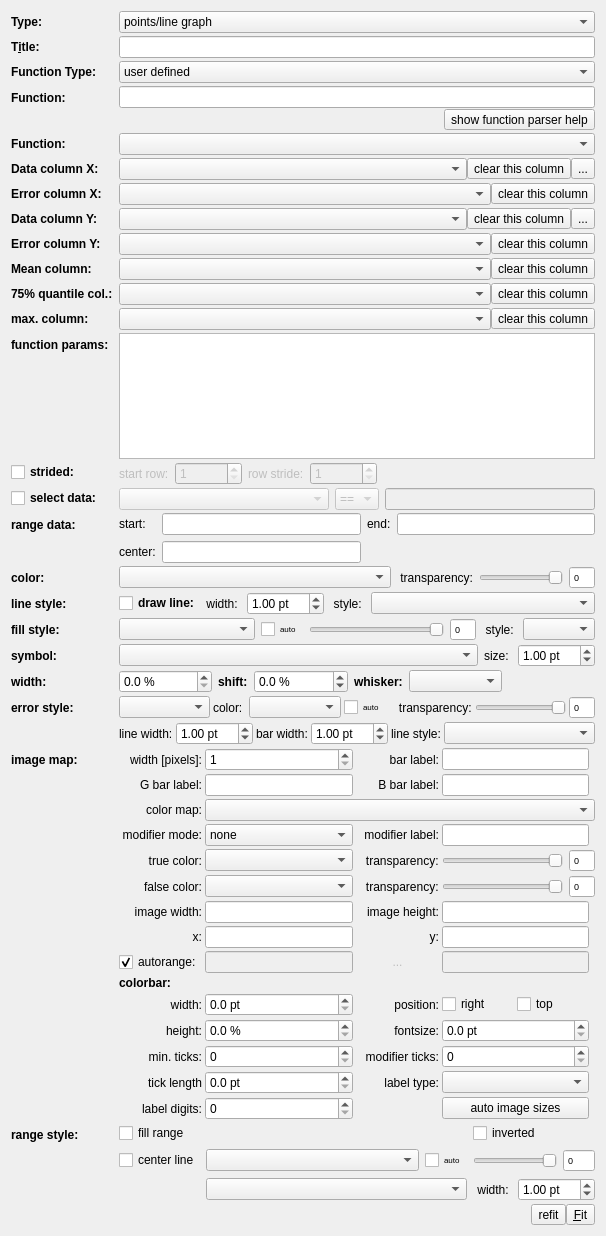
The window that plugins/table/qftablegraphsettings.ui (jkriege2/QuickFit3) describes before a commit, drawn with Qt 5.
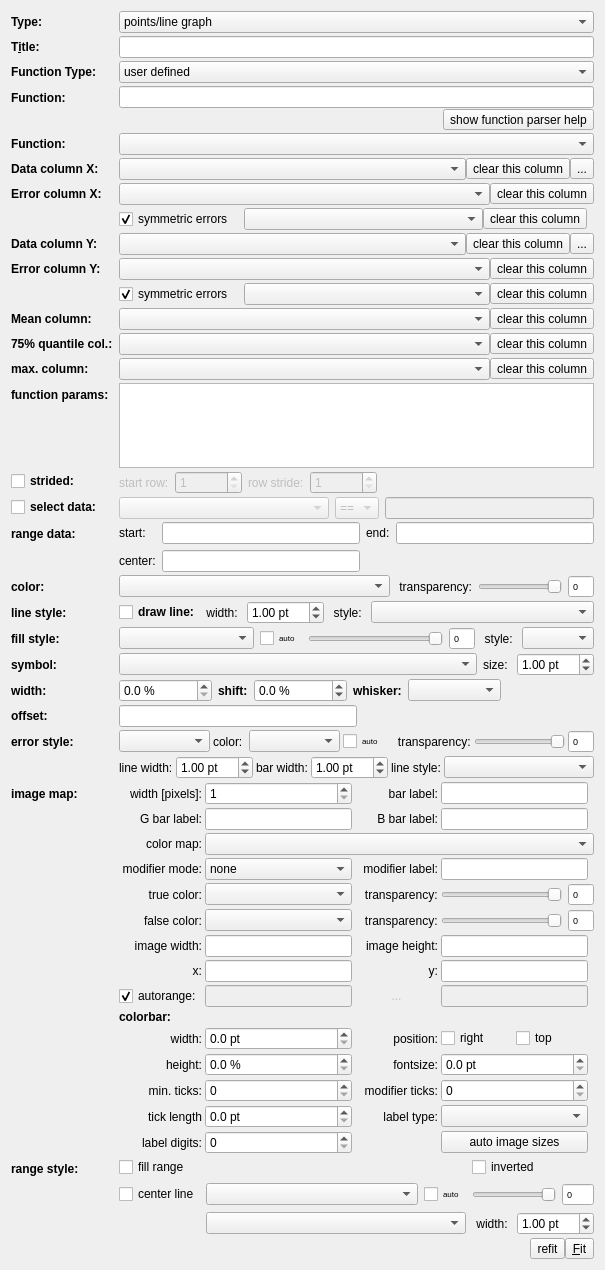
The same window after the commit. Icons and pictures are not drawn. Custom widgets are drawn as their Qt base class.

Commit message: QuickFit3/table:   - bugfix: labels from column on plot axes were not displayed correctly (first label doubled!)   - added offset/baseline to barcharts, impulses, filled curves   - errorbars may be asymmetic now

What changed in the file:
```diff
--- a/plugins/table/qftablegraphsettings.ui
+++ b/plugins/table/qftablegraphsettings.ui
@@ -6,8 +6,8 @@
    <rect>
     <x>0</x>
     <y>0</y>
-    <width>606</width>
-    <height>1236</height>
+    <width>605</width>
+    <height>1270</height>
    </rect>
   </property>
   <property name="windowTitle">
@@ -303,7 +303,7 @@
      </property>
     </widget>
    </item>
-   <item row="15" column="0">
+   <item row="16" column="0">
     <widget class="QCheckBox" name="chkSTrided">
      <property name="font">
       <font>
@@ -316,7 +316,7 @@
      </property>
     </widget>
    </item>
-   <item row="15" column="1">
+   <item row="16" column="1">
     <widget class="QWidget" name="widStride" native="true">
      <property name="enabled">
       <bool>false</bool>
@@ -375,7 +375,7 @@
      </layout>
     </widget>
    </item>
-   <item row="18" column="0">
+   <item row="19" column="0">
     <widget class="QLabel" name="labColor">
      <property name="font">
       <font>
@@ -391,7 +391,7 @@
      </property>
     </widget>
    </item>
-   <item row="18" column="1">
+   <item row="19" column="1">
     <widget class="QWidget" name="widColor" native="true">
      <layout class="QHBoxLayout" name="horizontalLayout_17" stretch="1,0,0,0">
       <property name="margin">
@@ -484,7 +484,7 @@
      </layout>
     </widget>
    </item>
-   <item row="19" column="0">
+   <item row="20" column="0">
     <widget class="QLabel" name="labLinestyle">
      <property name="font">
       <font>
@@ -500,7 +500,7 @@
      </property>
     </widget>
    </item>
-   <item row="19" column="1">
+   <item row="20" column="1">
     <widget class="QWidget" name="widLineStyle" native="true">
      <layout class="QGridLayout" name="gridLayout_4" columnstretch="0,0,0,0,0,0">
       <property name="margin">
@@ -577,7 +577,7 @@
      </layout>
     </widget>
    </item>
-   <item row="20" column="0">
+   <item row="21" column="0">
     <widget class="QLabel" name="labFillColor">
      <property name="font">
       <font>
@@ -593,7 +593,7 @@
      </property>
     </widget>
    </item>
-   <item row="20" column="1">
+   <item row="21" column="1">
     <widget class="QWidget" name="widFillColor" native="true">
      <layout class="QHBoxLayout" name="horizontalLayout_16" stretch="0,0,0,0,0,0">
       <property name="margin">
@@ -701,7 +701,7 @@
      </layout>
     </widget>
    </item>
-   <item row="21" column="0">
+   <item row="22" column="0">
     <widget class="QLabel" name="labSymbol">
      <property name="font">
       <font>
@@ -717,7 +717,7 @@
      </property>
     </widget>
    </item>
-   <item row="21" column="1">
+   <item row="22" column="1">
     <widget class="QWidget" name="widSymbol" native="true">
      <layout class="QHBoxLayout" name="horizontalLayout_22" stretch="1,0,0">
       <property name="margin">
@@ -768,7 +768,7 @@
      </layout>
     </widget>
    </item>
-   <item row="23" column="0">
+   <item row="25" column="0">
     <widget class="QLabel" name="labErrorStyle">
      <property name="font">
       <font>
@@ -784,7 +784,7 @@
      </property>
     </widget>
    </item>
-   <item row="23" column="1">
+   <item row="25" column="1">
     <widget class="QWidget" name="widErrorStyle" native="true">
      <layout class="QVBoxLayout" name="verticalLayout">
       <property name="spacing">
@@ -983,7 +983,7 @@
      </layout>
     </widget>
    </item>
-   <item row="25" column="0">
+   <item row="27" column="0">
     <widget class="QLabel" name="labImage">
      <property name="font">
       <font>
@@ -999,7 +999,7 @@
      </property>
     </widget>
    </item>
-   <item row="25" column="1">
+   <item row="27" column="1">
     <widget class="QWidget" name="widImage" native="true">
      <layout class="QGridLayout" name="gridLayout_5" rowminimumheight="0,0,0,0,0,0,0,0,0,0,0,0,0,0,0">
       <property name="margin">
@@ -1704,7 +1704,7 @@
      </layout>
     </widget>
    </item>
-   <item row="28" column="1">
+   <item row="30" column="1">
     <layout class="QHBoxLayout" name="horizontalLayout">
      <item>
       <spacer name="horizontalSpacer">
@@ -1825,7 +1825,7 @@
    <item row="4" column="1">
     <widget class="QFFitFunctionComboBox" name="cmbQFFitFunction"/>
    </item>
-   <item row="14" column="0">
+   <item row="15" column="0">
     <widget class="QLabel" name="labFuctionParameters">
      <property name="font">
       <font>
@@ -1841,10 +1841,10 @@
      </property>
     </widget>
    </item>
-   <item row="14" column="1">
+   <item row="15" column="1">
     <widget class="QEnhancedTableView" name="tabFunctionParameters"/>
    </item>
-   <item row="22" column="0">
+   <item row="23" column="0">
     <widget class="QLabel" name="labWidth">
      <property name="font">
       <font>
@@ -1860,7 +1860,7 @@
      </property>
     </widget>
    </item>
-   <item row="22" column="1">
+   <item row="23" column="1">
     <widget class="QWidget" name="widWidth" native="true">
      <layout class="QHBoxLayout" name="horizontalLayout_2">
       <property name="margin">
@@ -1965,7 +1965,7 @@
      </layout>
     </widget>
    </item>
-   <item row="17" column="0">
+   <item row="18" column="0">
     <widget class="QLabel" name="labRangeData">
      <property name="font">
       <font>
@@ -1981,7 +1981,7 @@
      </property>
     </widget>
    </item>
-   <item row="17" column="1">
+   <item row="18" column="1">
     <widget class="QWidget" name="widRangeData" native="true">
      <layout class="QGridLayout" name="gridLayout">
       <property name="margin">
@@ -2041,7 +2041,7 @@
      </layout>
     </widget>
    </item>
-   <item row="26" column="0">
+   <item row="28" column="0">
     <widget class="QLabel" name="labRangeStyle">
      <property name="font">
       <font>
@@ -2057,7 +2057,7 @@
      </property>
     </widget>
    </item>
-   <item row="26" column="1">
+   <item row="28" column="1">
     <widget class="QWidget" name="widRangeStyle" native="true">
      <layout class="QGridLayout" name="gridLayout_3">
       <property name="margin">
@@ -2318,37 +2318,6 @@
      </property>
     </widget>
    </item>
-   <item row="6" column="1">
-    <layout class="QHBoxLayout" name="horizontalLayout_7">
-     <item>
-      <widget class="QFEnhancedComboBox" name="cmbLinesXError">
-       <property name="sizePolicy">
-        <sizepolicy hsizetype="MinimumExpanding" vsizetype="Fixed">
-         <horstretch>0</horstretch>
-         <verstretch>0</verstretch>
-        </sizepolicy>
-       </property>
-       <property name="minimumSize">
-        <size>
-         <width>80</width>
-         <height>0</height>
-        </size>
-       </property>
-      </widget>
-     </item>
-     <item>
-      <widget class="QToolButton" name="btnClearLinesXError">
-       <property name="text">
-        <string>clear this column</string>
-       </property>
-       <property name="icon">
-        <iconset resource="../../lib/lib.qrc">
-         <normaloff>:/lib/clear.png</normaloff>:/lib/clear.png</iconset>
-       </property>
-      </widget>
-     </item>
-    </layout>
-   </item>
    <item row="6" column="0">
     <widget class="QLabel" name="labErrorX">
      <property name="font">
@@ -2365,37 +2334,6 @@
      </property>
     </widget>
    </item>
-   <item row="9" column="1">
-    <layout class="QHBoxLayout" name="horizontalLayout_8">
-     <item>
-      <widget class="QFEnhancedComboBox" name="cmbLinesYError">
-       <property name="sizePolicy">
-        <sizepolicy hsizetype="MinimumExpanding" vsizetype="Fixed">
-         <horstretch>0</horstretch>
-         <verstretch>0</verstretch>
-        </sizepolicy>
-       </property>
-       <property name="minimumSize">
-        <size>
-         <width>80</width>
-         <height>0</height>
-        </size>
-       </property>
-      </widget>
-     </item>
-     <item>
-      <widget class="QToolButton" name="btnClearLinesYError">
-       <property name="text">
-        <string>clear this column</string>
-       </property>
-       <property name="icon">
-        <iconset resource="../../lib/lib.qrc">
-         <normaloff>:/lib/clear.png</normaloff>:/lib/clear.png</iconset>
-       </property>
-      </widget>
-     </item>
-    </layout>
-   </item>
    <item row="9" column="0">
     <widget class="QLabel" name="labErrorY">
      <property name="font">
@@ -2412,7 +2350,7 @@
      </property>
     </widget>
    </item>
-   <item row="10" column="1">
+   <item row="11" column="1">
     <layout class="QHBoxLayout" name="horizontalLayout_11">
      <item>
       <widget class="QFEnhancedComboBox" name="cmbLinesMean">
@@ -2443,7 +2381,7 @@
      </item>
     </layout>
    </item>
-   <item row="10" column="0">
+   <item row="11" column="0">
     <widget class="QLabel" name="labMean">
      <property name="font">
       <font>
@@ -2459,7 +2397,7 @@
      </property>
     </widget>
    </item>
-   <item row="11" column="0">
+   <item row="12" column="0">
     <widget class="QLabel" name="labQ75">
      <property name="font">
       <font>
@@ -2475,7 +2413,7 @@
      </property>
     </widget>
    </item>
-   <item row="11" column="1">
+   <item row="12" column="1">
     <layout class="QHBoxLayout" name="horizontalLayout_9">
      <item>
       <widget class="QFEnhancedComboBox" name="cmbLinesQ75">
@@ -2506,7 +2444,7 @@
      </item>
     </layout>
    </item>
-   <item row="12" column="1">
+   <item row="13" column="1">
     <layout class="QHBoxLayout" name="horizontalLayout_10">
      <item>
       <widget class="QFEnhancedComboBox" name="cmbLinesMax">
@@ -2537,7 +2475,7 @@
      </item>
     </layout>
    </item>
-   <item row="12" column="0">
+   <item row="13" column="0">
     <widget class="QLabel" name="labMax">
      <property name="font">
       <font>
@@ -2553,7 +2491,7 @@
      </property>
     </widget>
    </item>
-   <item row="16" column="0">
+   <item row="17" column="0">
     <widget class="QCheckBox" name="chkSelectData">
      <property name="font">
       <font>
@@ -2566,7 +2504,7 @@
      </property>
     </widget>
    </item>
-   <item row="16" column="1">
+   <item row="17" column="1">
     <widget class="QWidget" name="widDataSelect" native="true">
      <property name="enabled">
       <bool>false</bool>
@@ -2638,6 +2576,232 @@
      </layout>
     </widget>
    </item>
+   <item row="24" column="0">
+    <widget class="QLabel" name="labOffset">
+     <property name="font">
+      <font>
+       <weight>75</weight>
+       <bold>true</bold>
+      </font>
+     </property>
+     <property name="text">
+      <string>offset:</string>
+     </property>
+     <property name="buddy">
+      <cstring>cmbColormap</cstring>
+     </property>
+    </widget>
+   </item>
+   <item row="24" column="1">
+    <layout class="QHBoxLayout" name="horizontalLayout_13">
+     <item>
+      <widget class="QFDoubleEdit" name="edtOffset">
+       <property name="sizePolicy">
+        <sizepolicy hsizetype="MinimumExpanding" vsizetype="Fixed">
+         <horstretch>0</horstretch>
+         <verstretch>0</verstretch>
+        </sizepolicy>
+       </property>
+      </widget>
+     </item>
+     <item>
+      <spacer name="horizontalSpacer_3">
+       <property name="orientation">
+        <enum>Qt::Horizontal</enum>
+       </property>
+       <property name="sizeHint" stdset="0">
+        <size>
+         <width>40</width>
+         <height>20</height>
+        </size>
+       </property>
+      </spacer>
+     </item>
+    </layout>
+   </item>
+   <item row="9" column="1">
+    <widget class="QWidget" name="widErrorY" native="true">
+     <layout class="QHBoxLayout" name="horizontalLayout_8">
+      <property name="spacing">
+       <number>0</number>
+      </property>
+      <property name="margin">
+       <number>0</number>
+      </property>
+      <item>
+       <widget class="QFEnhancedComboBox" name="cmbLinesYError">
+        <property name="sizePolicy">
+         <sizepolicy hsizetype="MinimumExpanding" vsizetype="Fixed">
+          <horstretch>0</horstretch>
+          <verstretch>0</verstretch>
+         </sizepolicy>
+        </property>
+        <property name="minimumSize">
+         <size>
+          <width>80</width>
+          <height>0</height>
+         </size>
+        </property>
+       </widget>
+      </item>
+      <item>
+       <widget class="QToolButton" name="btnClearLinesYError">
+        <property name="text">
+         <string>clear this column</string>
+        </property>
+        <property name="icon">
+         <iconset resource="../../lib/lib.qrc">
+          <normaloff>:/lib/clear.png</normaloff>:/lib/clear.png</iconset>
+        </property>
+       </widget>
+      </item>
+     </layout>
+    </widget>
+   </item>
+   <item row="10" column="1">
+    <widget class="QWidget" name="widErrorY2" native="true">
+     <layout class="QHBoxLayout" name="horizontalLayout_15">
+      <property name="spacing">
+       <number>0</number>
+      </property>
+      <property name="margin">
+       <number>0</number>
+      </property>
+      <item>
+       <widget class="QCheckBox" name="chkYErrSym">
+        <property name="text">
+         <string>symmetric errors   </string>
+        </property>
+        <property name="checked">
+         <bool>true</bool>
+        </property>
+       </widget>
+      </item>
+      <item>
+       <widget class="QFEnhancedComboBox" name="cmbLinesYError2">
+        <property name="sizePolicy">
+         <sizepolicy hsizetype="MinimumExpanding" vsizetype="Fixed">
+          <horstretch>0</horstretch>
+          <verstretch>0</verstretch>
+         </sizepolicy>
+        </property>
+        <property name="minimumSize">
+         <size>
+          <width>80</width>
+          <height>0</height>
+         </size>
+        </property>
+       </widget>
+      </item>
+      <item>
+       <widget class="QToolButton" name="btnClearLinesYError2">
+        <property name="text">
+         <string>clear this column</string>
+        </property>
+        <property name="icon">
+         <iconset resource="../../lib/lib.qrc">
+          <normaloff>:/lib/clear.png</normaloff>:/lib/clear.png</iconset>
+        </property>
+       </widget>
+      </item>
+     </layout>
+    </widget>
+   </item>
+   <item row="7" column="1">
+    <widget class="QWidget" name="widErrorX2" native="true">
+     <layout class="QHBoxLayout" name="horizontalLayout_14">
+      <property name="spacing">
+       <number>0</number>
+      </property>
+      <property name="margin">
+       <number>0</number>
+      </property>
+      <item>
+       <widget class="QCheckBox" name="chkXErrSym">
+        <property name="text">
+         <string>symmetric errors   </string>
+        </property>
+        <property name="checked">
+         <bool>true</bool>
+        </property>
+       </widget>
+      </item>
+      <item>
+       <widget class="QFEnhancedComboBox" name="cmbLinesXError2">
+        <property name="sizePolicy">
+         <sizepolicy hsizetype="MinimumExpanding" vsizetype="Fixed">
+          <horstretch>0</horstretch>
+          <verstretch>0</verstretch>
+         </sizepolicy>
+        </property>
+        <property name="minimumSize">
+         <size>
+          <width>80</width>
+          <height>0</height>
+         </size>
+        </property>
+       </widget>
+      </item>
+      <item>
+       <widget class="QToolButton" name="btnClearLinesXError2">
+        <property name="text">
+         <string>clear this column</string>
+        </property>
+        <property name="icon">
+         <iconset resource="../../lib/lib.qrc">
+          <normaloff>:/lib/clear.png</normaloff>:/lib/clear.png</iconset>
+        </property>
+       </widget>
+      </item>
+      <item>
+       <widget class="QLabel" name="label_7">
+        <property name="text">
+         <string/>
+        </property>
+       </widget>
+      </item>
+     </layout>
+    </widget>
+   </item>
+   <item row="6" column="1">
+    <widget class="QWidget" name="widErrorX" native="true">
+     <layout class="QHBoxLayout" name="horizontalLayout_7">
+      <property name="spacing">
+       <number>0</number>
+      </property>
+      <property name="margin">
+       <number>0</number>
+      </property>
+      <item>
+       <widget class="QFEnhancedComboBox" name="cmbLinesXError">
+        <property name="sizePolicy">
+         <sizepolicy hsizetype="MinimumExpanding" vsizetype="Fixed">
+          <horstretch>0</horstretch>
+          <verstretch>0</verstretch>
+         </sizepolicy>
+        </property>
+        <property name="minimumSize">
+         <size>
+          <width>80</width>
+          <height>0</height>
+         </size>
+        </property>
+       </widget>
+      </item>
+      <item>
+       <widget class="QToolButton" name="btnClearLinesXError">
+        <property name="text">
+         <string>clear this column</string>
+        </property>
+        <property name="icon">
+         <iconset resource="../../lib/lib.qrc">
+          <normaloff>:/lib/clear.png</normaloff>:/lib/clear.png</iconset>
+        </property>
+       </widget>
+      </item>
+     </layout>
+    </widget>
+   </item>
   </layout>
  </widget>
  <customwidgets>
```
Left out of the diff: 105 changed lines with no effect on the pictures. The commit also changes 13 other files.
